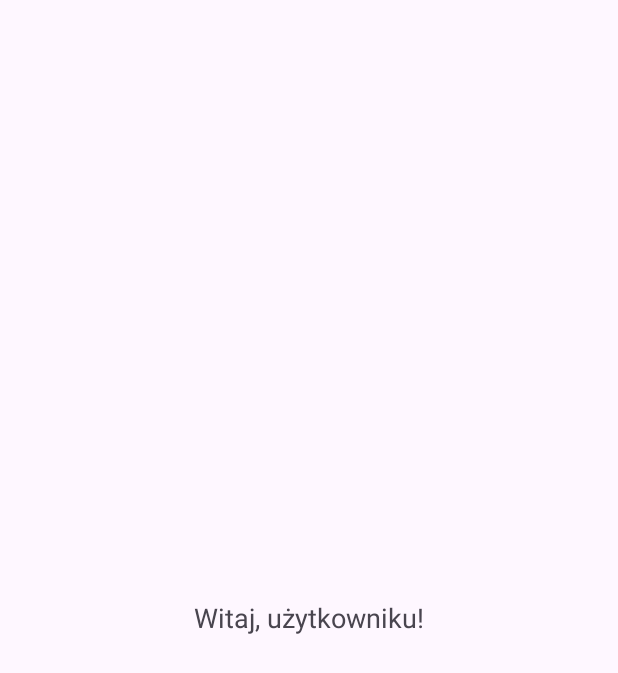
After one commit to BartoszNiem/projekt_BAM_PK, an Android app: the layout activity_home.xml on its own in the app's theme, with its tools: preview values and no code run, on a phone screen of 412 x 824 dp. The commit adds this screen. Shown: the top 673 px of the screen. Run offline under Robolectric (Android 15) with nearby library versions, the phone set to English and light mode, and no system bars.

Commit message:
wtf pt.2

```diff
--- a/Projekt_BAM/app/build.gradle.kts
+++ b/Projekt_BAM/app/build.gradle.kts
@@ -35,6 +35,9 @@ android {
     kotlinOptions {
         jvmTarget = "1.8"
     }
+    buildFeatures {
+        viewBinding = true
+    }
 }
 
 dependencies {
@@ -44,6 +47,8 @@ dependencies {
     implementation("com.google.android.material:material:1.10.0")
     implementation("androidx.constraintlayout:constraintlayout:2.1.4")
     implementation("androidx.room:room-runtime:2.5.2")
+    implementation("androidx.navigation:navigation-fragment-ktx:2.7.5")
+    implementation("androidx.navigation:navigation-ui-ktx:2.7.5")
     kapt("androidx.room:room-compiler:2.5.2")
 
     // Kotlin Extensions and Coroutines support for Room
--- a/Projekt_BAM/app/src/main/AndroidManifest.xml
+++ b/Projekt_BAM/app/src/main/AndroidManifest.xml
@@ -12,6 +12,9 @@
         android:supportsRtl="true"
         android:theme="@style/Theme.Projekt_BAM"
         tools:targetApi="31">
+        <activity
+            android:name=".HomeActivity"
+            android:exported="false" />
         <activity
             android:name=".LoginActivity"
             android:exported="false" />
--- a/Projekt_BAM/app/src/main/java/com/example/projekt_bam/UserDao.kt
+++ b/Projekt_BAM/app/src/main/java/com/example/projekt_bam/UserDao.kt
@@ -17,4 +17,7 @@ interface UserDao {
 
     @Query("SELECT * FROM users where email = :email and password = :password")
     fun getUserByEmailAndPassword(email: String, password: String): UserEntity
+
+    @Query("SELECT * FROM users WHERE id = :userId")
+    fun getUserById(userId: Long): UserEntity?
 }
--- /dev/null
+++ b/Projekt_BAM/app/src/main/res/layout/activity_home.xml
@@ -0,0 +1,15 @@
+<?xml version="1.0" encoding="utf-8"?>
+<RelativeLayout xmlns:android="http://schemas.android.com/apk/res/android"
+    android:layout_width="match_parent"
+    android:layout_height="match_parent"
+    android:padding="16dp">
+
+    <TextView
+        android:id="@+id/textViewWelcomeMessage"
+        android:layout_width="wrap_content"
+        android:layout_height="wrap_content"
+        android:layout_centerInParent="true"
+        android:text="Witaj, użytkowniku!"
+        android:textSize="18sp" />
+
+</RelativeLayout>
--- /dev/null
+++ b/Projekt_BAM/app/src/main/res/values-land/dimens.xml
@@ -0,0 +1,3 @@
+<resources>
+    <dimen name="fab_margin">48dp</dimen>
+</resources>
--- /dev/null
+++ b/Projekt_BAM/app/src/main/res/values-v23/themes.xml
@@ -0,0 +1,9 @@
+<resources xmlns:tools="http://schemas.android.com/tools">
+
+    <style name="Theme.Projekt_BAM" parent="Base.Theme.Projekt_BAM">
+        <!-- Transparent system bars for edge-to-edge. -->
+        <item name="android:navigationBarColor">@android:color/transparent</item>
+        <item name="android:statusBarColor">@android:color/transparent</item>
+        <item name="android:windowLightStatusBar">?attr/isLightTheme</item>
+    </style>
+</resources>
--- /dev/null
+++ b/Projekt_BAM/app/src/main/res/values-w1240dp/dimens.xml
@@ -0,0 +1,3 @@
+<resources>
+    <dimen name="fab_margin">200dp</dimen>
+</resources>
--- /dev/null
+++ b/Projekt_BAM/app/src/main/res/values-w600dp/dimens.xml
@@ -0,0 +1,3 @@
+<resources>
+    <dimen name="fab_margin">48dp</dimen>
+</resources>
--- /dev/null
+++ b/Projekt_BAM/app/src/main/res/values/dimens.xml
@@ -0,0 +1,3 @@
+<resources>
+    <dimen name="fab_margin">16dp</dimen>
+</resources>
```
Also changed, not shown: Projekt_BAM/app/src/main/java/com/example/projekt_bam/HomeActivity.kt (added, +35 -0 lines), Projekt_BAM/app/src/main/java/com/example/projekt_bam/LoginActivity.kt (+12 -7 lines), Projekt_BAM/app/src/main/res/navigation/nav_graph.xml (added, +28 -0 lines), Projekt_BAM/app/src/main/res/values/strings.xml (+43 -0 lines), 711 other files.
